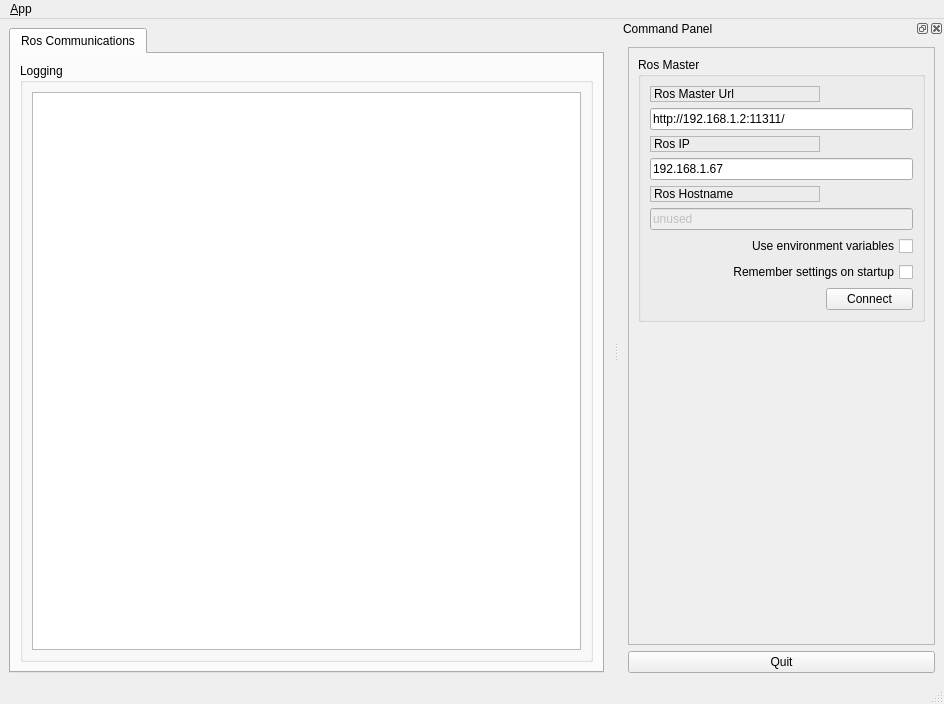
This is kobuki_factory_test/ui/main_window.ui in yujinrobot/kobuki_desktop as Qt 5 draws it before an edit. The edited form follows.
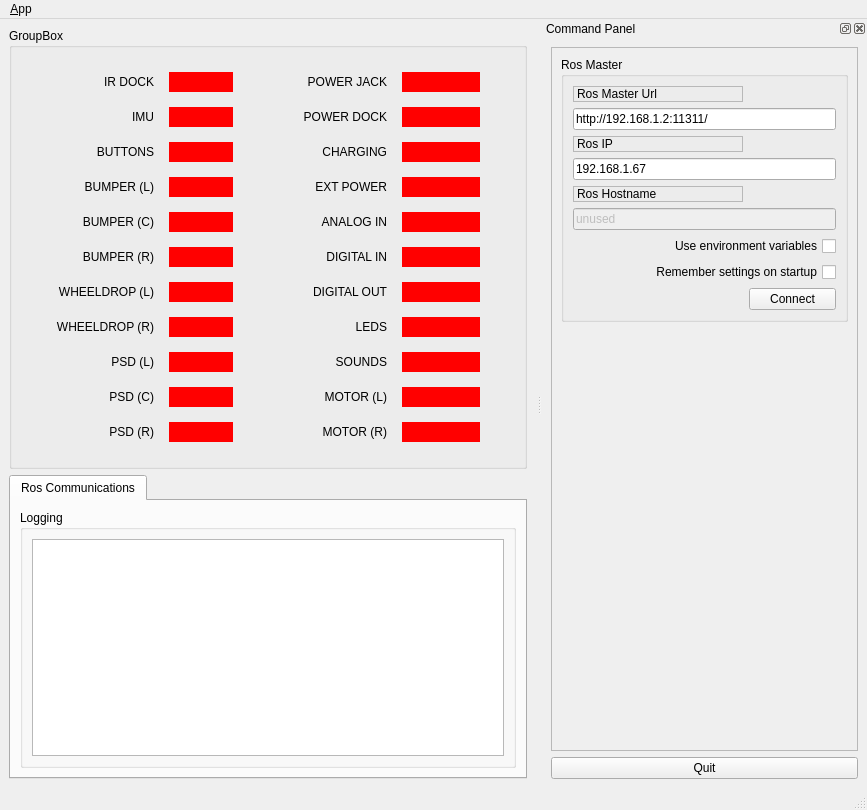
This is the edited form. Icons and pictures are not drawn.

The edit to the form file:
```diff
--- a/kobuki_factory_test/ui/main_window.ui
+++ b/kobuki_factory_test/ui/main_window.ui
@@ -6,8 +6,8 @@
    <rect>
     <x>0</x>
     <y>0</y>
-    <width>944</width>
-    <height>704</height>
+    <width>867</width>
+    <height>810</height>
    </rect>
   </property>
   <property name="windowTitle">
@@ -21,7 +21,607 @@
    <locale language="English" country="Australia"/>
   </property>
   <widget class="QWidget" name="centralwidget">
-   <layout class="QHBoxLayout">
+   <layout class="QVBoxLayout" name="verticalLayout_4">
+    <item>
+     <widget class="QGroupBox" name="groupBox_2">
+      <property name="title">
+       <string>GroupBox</string>
+      </property>
+      <layout class="QGridLayout" name="gridLayout_2">
+       <item row="0" column="0">
+        <layout class="QHBoxLayout" name="horizontalLayout_3">
+         <property name="spacing">
+          <number>70</number>
+         </property>
+         <property name="leftMargin">
+          <number>35</number>
+         </property>
+         <property name="topMargin">
+          <number>15</number>
+         </property>
+         <property name="rightMargin">
+          <number>35</number>
+         </property>
+         <property name="bottomMargin">
+          <number>15</number>
+         </property>
+         <item>
+          <layout class="QHBoxLayout" name="horizontalLayout_2">
+           <property name="spacing">
+            <number>15</number>
+           </property>
+           <item>
+            <layout class="QVBoxLayout" name="verticalLayout_1">
+             <item>
+              <widget class="QLabel" name="label_4">
+               <property name="text">
+                <string>IR DOCK</string>
+               </property>
+               <property name="alignment">
+                <set>Qt::AlignRight|Qt::AlignTrailing|Qt::AlignVCenter</set>
+               </property>
+              </widget>
+             </item>
+             <item>
+              <widget class="QLabel" name="label_6">
+               <property name="text">
+                <string>IMU</string>
+               </property>
+               <property name="alignment">
+                <set>Qt::AlignRight|Qt::AlignTrailing|Qt::AlignVCenter</set>
+               </property>
+              </widget>
+             </item>
+             <item>
+              <widget class="QLabel" name="label_7">
+               <property name="text">
+                <string>BUTTONS</string>
+               </property>
+               <property name="alignment">
+                <set>Qt::AlignRight|Qt::AlignTrailing|Qt::AlignVCenter</set>
+               </property>
+              </widget>
+             </item>
+             <item>
+              <widget class="QLabel" name="label_9">
+               <property name="text">
+                <string>BUMPER (L)</string>
+               </property>
+               <property name="alignment">
+                <set>Qt::AlignRight|Qt::AlignTrailing|Qt::AlignVCenter</set>
+               </property>
+              </widget>
+             </item>
+             <item>
+              <widget class="QLabel" name="label_8">
+               <property name="text">
+                <string>BUMPER (C)</string>
+               </property>
+               <property name="alignment">
+                <set>Qt::AlignRight|Qt::AlignTrailing|Qt::AlignVCenter</set>
+               </property>
+              </widget>
+             </item>
+             <item>
+              <widget class="QLabel" name="label_10">
+               <property name="text">
+                <string>BUMPER (R)</string>
+               </property>
+               <property name="alignment">
+                <set>Qt::AlignRight|Qt::AlignTrailing|Qt::AlignVCenter</set>
+               </property>
+              </widget>
+             </item>
+             <item>
+              <widget class="QLabel" name="label_12">
+               <property name="text">
+                <string>WHEELDROP (L)</string>
+               </property>
+               <property name="alignment">
+                <set>Qt::AlignRight|Qt::AlignTrailing|Qt::AlignVCenter</set>
+               </property>
+              </widget>
+             </item>
+             <item>
+              <widget class="QLabel" name="label_14">
+               <property name="text">
+                <string>WHEELDROP (R)</string>
+               </property>
+               <property name="alignment">
+                <set>Qt::AlignRight|Qt::AlignTrailing|Qt::AlignVCenter</set>
+               </property>
+              </widget>
+             </item>
+             <item>
+              <widget class="QLabel" name="label_11">
+               <property name="text">
+                <string>PSD (L)</string>
+               </property>
+               <property name="alignment">
+                <set>Qt::AlignRight|Qt::AlignTrailing|Qt::AlignVCenter</set>
+               </property>
+              </widget>
+             </item>
+             <item>
+              <widget class="QLabel" name="label_13">
+               <property name="text">
+                <string>PSD (C)</string>
+               </property>
+               <property name="alignment">
+                <set>Qt::AlignRight|Qt::AlignTrailing|Qt::AlignVCenter</set>
+               </property>
+              </widget>
+             </item>
+             <item>
+              <widget class="QLabel" name="label_5">
+               <property name="text">
+                <string>PSD (R)</string>
+               </property>
+               <property name="alignment">
+                <set>Qt::AlignRight|Qt::AlignTrailing|Qt::AlignVCenter</set>
+               </property>
+              </widget>
+             </item>
+            </layout>
+           </item>
+           <item>
+            <layout class="QVBoxLayout" name="verticalLayout_5">
+             <item>
+              <widget class="QWidget" name="ir_dock_widget" native="true">
+               <property name="minimumSize">
+                <size>
+                 <width>50</width>
+                 <height>20</height>
+                </size>
+               </property>
+               <property name="styleSheet">
+                <string notr="true">background-color: rgb(255, 0, 0);</string>
+               </property>
+              </widget>
+             </item>
+             <item>
+              <widget class="QWidget" name="imu_dev_widget" native="true">
+               <property name="minimumSize">
+                <size>
+                 <width>50</width>
+                 <height>20</height>
+                </size>
+               </property>
+               <property name="styleSheet">
+                <string notr="true">background-color: rgb(255, 0, 0);</string>
+               </property>
+              </widget>
+             </item>
+             <item>
+              <widget class="QWidget" name="buttons_widget" native="true">
+               <property name="minimumSize">
+                <size>
+                 <width>50</width>
+                 <height>20</height>
+                </size>
+               </property>
+               <property name="styleSheet">
+                <string notr="true">background-color: rgb(255, 0, 0);</string>
+               </property>
+              </widget>
+             </item>
+             <item>
+              <widget class="QWidget" name="bumper_l_widget" native="true">
+               <property name="minimumSize">
+                <size>
+                 <width>50</width>
+                 <height>20</height>
+                </size>
+               </property>
+               <property name="styleSheet">
+                <string notr="true">background-color: rgb(255, 0, 0);</string>
+               </property>
+              </widget>
+             </item>
+             <item>
+              <widget class="QWidget" name="bumper_c_widget" native="true">
+               <property name="minimumSize">
+                <size>
+                 <width>50</width>
+                 <height>20</height>
+                </size>
+               </property>
+               <property name="styleSheet">
+                <string notr="true">background-color: rgb(255, 0, 0);</string>
+               </property>
+              </widget>
+             </item>
+             <item>
+              <widget class="QWidget" name="bumper_r_widget" native="true">
+               <property name="minimumSize">
+                <size>
+                 <width>50</width>
+                 <height>20</height>
+                </size>
+               </property>
+               <property name="styleSheet">
+                <string notr="true">background-color: rgb(255, 0, 0);</string>
+               </property>
+              </widget>
+             </item>
+             <item>
+              <widget class="QWidget" name="w_drop_l_widget" native="true">
+               <property name="minimumSize">
+                <size>
+                 <width>50</width>
+                 <height>20</height>
+                </size>
+               </property>
+               <property name="styleSheet">
+                <string notr="true">background-color: rgb(255, 0, 0);</string>
+               </property>
+              </widget>
+             </item>
+             <item>
+              <widget class="QWidget" name="w_drop_r_widget" native="true">
+               <property name="minimumSize">
+                <size>
+                 <width>50</width>
+                 <height>20</height>
+                </size>
+               </property>
+               <property name="autoFillBackground">
+                <bool>false</bool>
+               </property>
+               <property name="styleSheet">
+                <string notr="true">background-color: rgb(255, 0, 0);</string>
+               </property>
+              </widget>
+             </item>
+             <item>
+              <widget class="QWidget" name="cliff_l_widget" native="true">
+               <property name="minimumSize">
+                <size>
+                 <width>50</width>
+                 <height>20</height>
+                </size>
+               </property>
+               <property name="styleSheet">
+                <string notr="true">background-color: rgb(255, 0, 0);</string>
+               </property>
+              </widget>
+             </item>
+             <item>
+              <widget class="QWidget" name="cliff_c_widget" native="true">
+               <property name="minimumSize">
+                <size>
+                 <width>50</width>
+                 <height>20</height>
+                </size>
+               </property>
+               <property name="styleSheet">
+                <string notr="true">background-color: rgb(255, 0, 0);</string>
+               </property>
+              </widget>
+             </item>
+             <item>
+              <widget class="QWidget" name="cliff_r_widget" native="true">
+               <property name="minimumSize">
+                <size>
+                 <width>50</width>
+                 <height>20</height>
+                </size>
+               </property>
+               <property name="styleSheet">
+                <string notr="true">background-color: rgb(255, 0, 0);</string>
+               </property>
+              </widget>
+             </item>
+            </layout>
+           </item>
+          </layout>
+         </item>
+         <item>
+          <layout class="QHBoxLayout" name="horizontalLayout">
+           <property name="spacing">
+            <number>15</number>
+           </property>
+           <item>
+            <layout class="QVBoxLayout" name="verticalLayout_6">
+             <item>
+              <widget class="QLabel" name="label_15">
+               <property name="text">
+                <string>POWER JACK</string>
+               </property>
+               <property name="alignment">
+                <set>Qt::AlignRight|Qt::AlignTrailing|Qt::AlignVCenter</set>
+               </property>
+               <property name="margin">
+                <number>0</number>
+               </property>
+              </widget>
+             </item>
+             <item>
+              <widget class="QLabel" name="label_16">
+               <property name="text">
+                <string>POWER DOCK</string>
+               </property>
+               <property name="alignment">
+                <set>Qt::AlignRight|Qt::AlignTrailing|Qt::AlignVCenter</set>
+               </property>
+               <property name="margin">
+                <number>0</number>
+               </property>
+              </widget>
+             </item>
+             <item>
+              <widget class="QLabel" name="label_17">
+               <property name="text">
+                <string>CHARGING</string>
+               </property>
+               <property name="alignment">
+                <set>Qt::AlignRight|Qt::AlignTrailing|Qt::AlignVCenter</set>
+               </property>
+               <property name="margin">
+                <number>0</number>
+               </property>
+              </widget>
+             </item>
+             <item>
+              <widget class="QLabel" name="label_18">
+               <property name="text">
+                <string>EXT POWER</string>
+               </property>
+               <property name="alignment">
+                <set>Qt::AlignRight|Qt::AlignTrailing|Qt::AlignVCenter</set>
+               </property>
+               <property name="margin">
+                <number>0</number>
+               </property>
+              </widget>
+             </item>
+             <item>
+              <widget class="QLabel" name="label_19">
+               <property name="text">
+                <string>ANALOG IN</string>
+               </property>
+               <property name="alignment">
+                <set>Qt::AlignRight|Qt::AlignTrailing|Qt::AlignVCenter</set>
+               </property>
+               <property name="margin">
+                <number>0</number>
+               </property>
+              </widget>
+             </item>
+             <item>
+              <widget class="QLabel" name="label_20">
+               <property name="text">
+                <string>DIGITAL IN</string>
+               </property>
+               <property name="alignment">
+                <set>Qt::AlignRight|Qt::AlignTrailing|Qt::AlignVCenter</set>
+               </property>
+               <property name="margin">
+                <number>0</number>
+               </property>
+              </widget>
+             </item>
+             <item>
+              <widget class="QLabel" name="label_21">
+               <property name="text">
+                <string>DIGITAL OUT</string>
+               </property>
+               <property name="alignment">
+                <set>Qt::AlignRight|Qt::AlignTrailing|Qt::AlignVCenter</set>
+               </property>
+               <property name="margin">
+                <number>0</number>
+               </property>
+              </widget>
+             </item>
+             <item>
+              <widget class="QLabel" name="label_22">
+               <property name="text">
+                <string>LEDS</string>
+               </property>
+               <property name="alignment">
+                <set>Qt::AlignRight|Qt::AlignTrailing|Qt::AlignVCenter</set>
+               </property>
+               <property name="margin">
+                <number>0</number>
+               </property>
+              </widget>
+             </item>
+             <item>
+              <widget class="QLabel" name="label_23">
+               <property name="text">
+                <string>SOUNDS</string>
+               </property>
+               <property name="alignment">
+                <set>Qt::AlignRight|Qt::AlignTrailing|Qt::AlignVCenter</set>
+               </property>
+               <property name="margin">
+                <number>0</number>
+               </property>
+              </widget>
+             </item>
+             <item>
+              <widget class="QLabel" name="label_24">
+               <property name="text">
+                <string>MOTOR (L)</string>
+               </property>
+               <property name="alignment">
+                <set>Qt::AlignRight|Qt::AlignTrailing|Qt::AlignVCenter</set>
+               </property>
+               <property name="margin">
+                <number>0</number>
+               </property>
+              </widget>
+             </item>
+             <item>
+              <widget class="QLabel" name="label_25">
+               <property name="text">
+                <string>MOTOR (R)</string>
+               </property>
+               <property name="alignment">
+                <set>Qt::AlignRight|Qt::AlignTrailing|Qt::AlignVCenter</set>
+               </property>
+               <property name="margin">
+                <number>0</number>
+               </property>
+              </widget>
+             </item>
+            </layout>
+           </item>
+           <item>
+            <layout class="QVBoxLayout" name="verticalLayout_7">
+             <item>
+              <widget class="QWidget" name="pwr_jack_widget" native="true">
+               <property name="minimumSize">
+                <size>
+                 <width>50</width>
+                 <height>20</height>
+                </size>
+               </property>
+               <property name="styleSheet">
+                <string notr="true">background-color: rgb(255, 0, 0);</string>
+               </property>
+              </widget>
+             </item>
+             <item>
+              <widget class="QWidget" name="pwr_dock_widget" native="true">
+               <property name="minimumSize">
+                <size>
+                 <width>50</width>
+                 <height>20</height>
+                </size>
+               </property>
+               <property name="styleSheet">
+                <string notr="true">background-color: rgb(255, 0, 0);</string>
+               </property>
+              </widget>
+             </item>
+             <item>
+              <widget class="QWidget" name="charging_widget" native="true">
+               <property name="minimumSize">
+                <size>
+                 <width>50</width>
+                 <height>20</height>
+                </size>
+               </property>
+               <property name="styleSheet">
+                <string notr="true">background-color: rgb(255, 0, 0);</string>
+               </property>
+              </widget>
+             </item>
+             <item>
+              <widget class="QWidget" name="ext_pwr_widget" native="true">
+               <property name="minimumSize">
+                <size>
+                 <width>50</width>
+                 <height>20</height>
+                </size>
+               </property>
+               <property name="styleSheet">
+                <string notr="true">background-color: rgb(255, 0, 0);</string>
+               </property>
+              </widget>
+             </item>
+             <item>
+              <widget class="QWidget" name="a_input_widget" native="true">
+               <property name="minimumSize">
+                <size>
+                 <width>50</width>
+                 <height>20</height>
+                </size>
+               </property>
+               <property name="styleSheet">
+                <string notr="true">background-color: rgb(255, 0, 0);</string>
+               </property>
+              </widget>
+             </item>
+             <item>
+              <widget class="QWidget" name="d_input_widget" native="true">
+               <property name="minimumSize">
+                <size>
+                 <width>50</width>
+                 <height>20</height>
+                </size>
+               </property>
+               <property name="styleSheet">
+                <string notr="true">background-color: rgb(255, 0, 0);</string>
+               </property>
+              </widget>
+             </item>
+             <item>
+              <widget class="QWidget" name="d_output_widget" native="true">
+               <property name="minimumSize">
+                <size>
+                 <width>50</width>
+                 <height>20</height>
+                </size>
+               </property>
+               <property name="styleSheet">
+                <string notr="true">background-color: rgb(255, 0, 0);</string>
+               </property>
+              </widget>
+             </item>
+             <item>
+              <widget class="QWidget" name="leds_widget" native="true">
+               <property name="minimumSize">
+                <size>
+                 <width>50</width>
+                 <height>20</height>
+                </size>
+               </property>
+               <property name="styleSheet">
+                <string notr="true">background-color: rgb(255, 0, 0);</string>
+               </property>
+              </widget>
+             </item>
+             <item>
+              <widget class="QWidget" name="sounds_widget" native="true">
+               <property name="minimumSize">
+                <size>
+                 <width>50</width>
+                 <height>20</height>
+                </size>
+               </property>
+               <property name="styleSheet">
+                <string notr="true">background-color: rgb(255, 0, 0);</string>
+               </property>
+              </widget>
+             </item>
+             <item>
+              <widget class="QWidget" name="motor_l_widget" native="true">
+               <property name="minimumSize">
+                <size>
+                 <width>50</width>
+                 <height>20</height>
+                </size>
+               </property>
+               <property name="styleSheet">
+                <string notr="true">background-color: rgb(255, 0, 0);</string>
+               </property>
+              </widget>
+             </item>
+             <item>
+              <widget class="QWidget" name="motor_r_widget" native="true">
+               <property name="minimumSize">
+                <size>
+                 <width>50</width>
+                 <height>20</height>
+                </size>
+               </property>
+               <property name="styleSheet">
+                <string notr="true">background-color: rgb(255, 0, 0);</string>
+               </property>
+              </widget>
+             </item>
+            </layout>
+           </item>
+          </layout>
+         </item>
+        </layout>
+       </item>
+      </layout>
+     </widget>
+    </item>
     <item>
      <widget class="QTabWidget" name="tab_manager">
       <property name="minimumSize">
@@ -70,7 +670,7 @@
     <rect>
      <x>0</x>
      <y>0</y>
-     <width>944</width>
+     <width>867</width>
      <height>20</height>
     </rect>
    </property>
```
